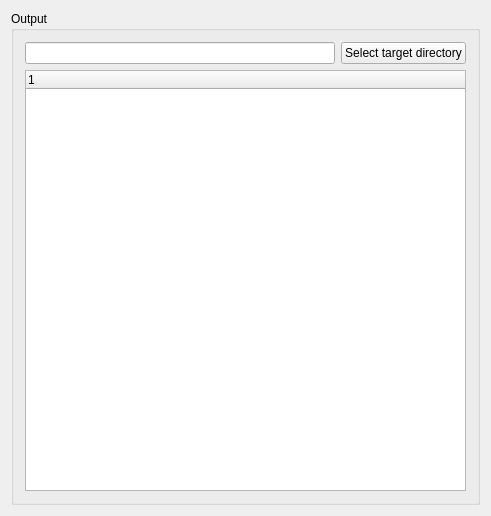
The window that mpl_data_cast/gui/widget_output.ui (GuckLab/MPL-Data-Cast) describes before a commit, drawn with Qt 5.
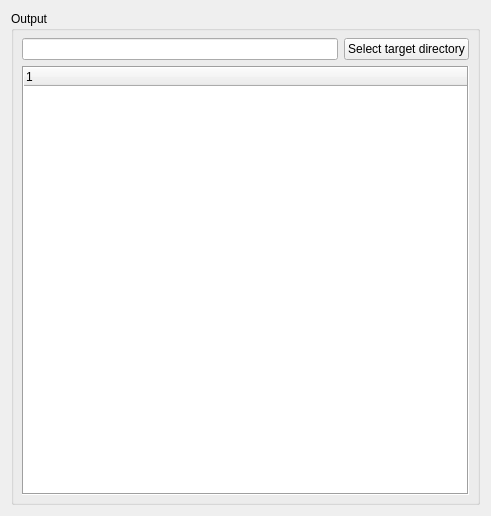
The same window after the commit.

```diff
--- a/mpl_data_cast/gui/widget_output.ui
+++ b/mpl_data_cast/gui/widget_output.ui
@@ -29,16 +29,28 @@
       <string>Output</string>
      </property>
      <layout class="QVBoxLayout" name="verticalLayout_5">
+      <property name="leftMargin">
+       <number>5</number>
+      </property>
+      <property name="topMargin">
+       <number>5</number>
+      </property>
+      <property name="rightMargin">
+       <number>5</number>
+      </property>
+      <property name="bottomMargin">
+       <number>5</number>
+      </property>
       <item>
        <layout class="QVBoxLayout" name="verticalLayout_6">
         <property name="leftMargin">
-         <number>2</number>
+         <number>3</number>
         </property>
         <property name="topMargin">
          <number>2</number>
         </property>
         <property name="rightMargin">
-         <number>2</number>
+         <number>3</number>
         </property>
         <property name="bottomMargin">
          <number>2</number>
@@ -84,6 +96,9 @@
           <property name="acceptDrops">
            <bool>true</bool>
           </property>
+          <property name="frameShape">
+           <enum>QFrame::Box</enum>
+          </property>
           <property name="sizeAdjustPolicy">
            <enum>QAbstractScrollArea::AdjustIgnored</enum>
           </property>
@@ -97,10 +112,10 @@
            <enum>QAbstractItemView::SelectRows</enum>
           </property>
           <property name="textElideMode">
-           <enum>Qt::ElideNone</enum>
+           <enum>Qt::ElideRight</enum>
           </property>
           <property name="indentation">
-           <number>20</number>
+           <number>5</number>
           </property>
           <property name="uniformRowHeights">
            <bool>true</bool>
@@ -117,6 +132,12 @@
           <attribute name="headerVisible">
            <bool>true</bool>
           </attribute>
+          <attribute name="headerCascadingSectionResizes">
+           <bool>false</bool>
+          </attribute>
+          <attribute name="headerDefaultSectionSize">
+           <number>125</number>
+          </attribute>
           <column>
            <property name="text">
             <string notr="true">1</string>
```
Left out of the diff: 3 changed lines with no effect on the pictures.
